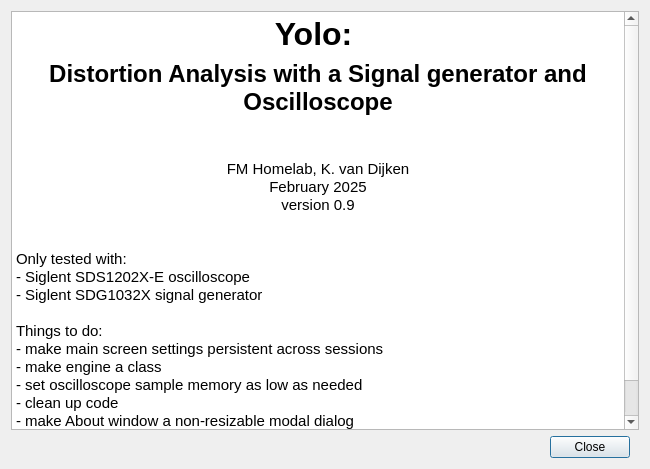
Qt form about.ui (kvdijken/yolo) before a commit.
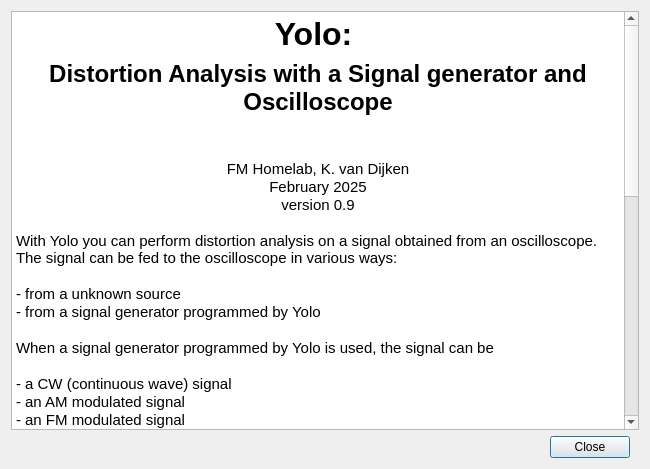
The same form after that commit.

Diff of the .ui file:
```diff
--- a/about.ui
+++ b/about.ui
@@ -65,19 +65,39 @@
 &lt;p align=&quot;center&quot; style=&quot; margin-top:0px; margin-bottom:0px; margin-left:0px; margin-right:0px; -qt-block-indent:0; text-indent:0px;&quot;&gt;February 2025&lt;/p&gt;
 &lt;p align=&quot;center&quot; style=&quot; margin-top:0px; margin-bottom:0px; margin-left:0px; margin-right:0px; -qt-block-indent:0; text-indent:0px;&quot;&gt;version 0.9&lt;/p&gt;
 &lt;p style=&quot;-qt-paragraph-type:empty; margin-top:0px; margin-bottom:0px; margin-left:0px; margin-right:0px; -qt-block-indent:0; text-indent:0px;&quot;&gt;&lt;br /&gt;&lt;/p&gt;
+&lt;p style=&quot; margin-top:0px; margin-bottom:0px; margin-left:0px; margin-right:0px; -qt-block-indent:0; text-indent:0px;&quot;&gt;With Yolo you can perform distortion analysis on a signal obtained from an oscilloscope. The signal can be fed to the oscilloscope in various ways:&lt;/p&gt;
+&lt;p style=&quot;-qt-paragraph-type:empty; margin-top:0px; margin-bottom:0px; margin-left:0px; margin-right:0px; -qt-block-indent:0; text-indent:0px;&quot;&gt;&lt;br /&gt;&lt;/p&gt;
+&lt;p style=&quot; margin-top:0px; margin-bottom:0px; margin-left:0px; margin-right:0px; -qt-block-indent:0; text-indent:0px;&quot;&gt;- from a unknown source&lt;/p&gt;
+&lt;p style=&quot; margin-top:0px; margin-bottom:0px; margin-left:0px; margin-right:0px; -qt-block-indent:0; text-indent:0px;&quot;&gt;- from a signal generator programmed by Yolo&lt;/p&gt;
+&lt;p style=&quot;-qt-paragraph-type:empty; margin-top:0px; margin-bottom:0px; margin-left:0px; margin-right:0px; -qt-block-indent:0; text-indent:0px;&quot;&gt;&lt;br /&gt;&lt;/p&gt;
+&lt;p style=&quot; margin-top:0px; margin-bottom:0px; margin-left:0px; margin-right:0px; -qt-block-indent:0; text-indent:0px;&quot;&gt;When a signal generator programmed by Yolo is used, the signal can be&lt;/p&gt;
+&lt;p style=&quot;-qt-paragraph-type:empty; margin-top:0px; margin-bottom:0px; margin-left:0px; margin-right:0px; -qt-block-indent:0; text-indent:0px;&quot;&gt;&lt;br /&gt;&lt;/p&gt;
+&lt;p style=&quot; margin-top:0px; margin-bottom:0px; margin-left:0px; margin-right:0px; -qt-block-indent:0; text-indent:0px;&quot;&gt;- a CW (continuous wave) signal&lt;/p&gt;
+&lt;p style=&quot; margin-top:0px; margin-bottom:0px; margin-left:0px; margin-right:0px; -qt-block-indent:0; text-indent:0px;&quot;&gt;- an AM modulated signal&lt;/p&gt;
+&lt;p style=&quot; margin-top:0px; margin-bottom:0px; margin-left:0px; margin-right:0px; -qt-block-indent:0; text-indent:0px;&quot;&gt;- an FM modulated signal&lt;/p&gt;
+&lt;p style=&quot;-qt-paragraph-type:empty; margin-top:0px; margin-bottom:0px; margin-left:0px; margin-right:0px; -qt-block-indent:0; text-indent:0px;&quot;&gt;&lt;br /&gt;&lt;/p&gt;
+&lt;p style=&quot; margin-top:0px; margin-bottom:0px; margin-left:0px; margin-right:0px; -qt-block-indent:0; text-indent:0px;&quot;&gt;For AM and FM modulated signals the signal from the signal generator has to be fed to a demodulator whose output is connected to the input of the oscilloscope.&lt;/p&gt;
+&lt;p style=&quot;-qt-paragraph-type:empty; margin-top:0px; margin-bottom:0px; margin-left:0px; margin-right:0px; -qt-block-indent:0; text-indent:0px;&quot;&gt;&lt;br /&gt;&lt;/p&gt;
+&lt;p style=&quot; margin-top:0px; margin-bottom:0px; margin-left:0px; margin-right:0px; -qt-block-indent:0; text-indent:0px;&quot;&gt;For any type of signal (CW, AM modulated, FM modulated) a frequency sweep can be programmed from Yolo. This allows the THD to be analysed over a frequency range. For a CW signal, the CW frequency will be swept. For AM and FM modulated signals the modulation frequency will be swept.&lt;/p&gt;
+&lt;p style=&quot;-qt-paragraph-type:empty; margin-top:0px; margin-bottom:0px; margin-left:0px; margin-right:0px; -qt-block-indent:0; text-indent:0px;&quot;&gt;&lt;br /&gt;&lt;/p&gt;
+&lt;p style=&quot; margin-top:0px; margin-bottom:0px; margin-left:0px; margin-right:0px; -qt-block-indent:0; text-indent:0px;&quot;&gt;For AM and FM modulated signals, the carrier frequency and amplitude can be set. For AM the modulation depth can be set. For FM modulation the frequency deviation can be set.&lt;/p&gt;
+&lt;p style=&quot;-qt-paragraph-type:empty; margin-top:0px; margin-bottom:0px; margin-left:0px; margin-right:0px; -qt-block-indent:0; text-indent:0px;&quot;&gt;&lt;br /&gt;&lt;/p&gt;
+&lt;p style=&quot; margin-top:0px; margin-bottom:0px; margin-left:0px; margin-right:0px; -qt-block-indent:0; text-indent:0px;&quot;&gt;For THD analysis you can set the number of harmonics to take into account, as well as the minimum signal level of harmonics. Also you can average THD calculation over a number of samples.&lt;/p&gt;
+&lt;p style=&quot;-qt-paragraph-type:empty; margin-top:0px; margin-bottom:0px; margin-left:0px; margin-right:0px; -qt-block-indent:0; text-indent:0px;&quot;&gt;&lt;br /&gt;&lt;/p&gt;
+&lt;p style=&quot; margin-top:0px; margin-bottom:0px; margin-left:0px; margin-right:0px; -qt-block-indent:0; text-indent:0px;&quot;&gt;Yolo proves several views of the provided waveform. &lt;/p&gt;
+&lt;p style=&quot; margin-top:0px; margin-bottom:0px; margin-left:0px; margin-right:0px; -qt-block-indent:0; text-indent:0px;&quot;&gt;- a plot of the full waveform&lt;/p&gt;
+&lt;p style=&quot; margin-top:0px; margin-bottom:0px; margin-left:0px; margin-right:0px; -qt-block-indent:0; text-indent:0px;&quot;&gt;- a 2-period plot of the wave&lt;/p&gt;
+&lt;p style=&quot; margin-top:0px; margin-bottom:0px; margin-left:0px; margin-right:0px; -qt-block-indent:0; text-indent:0px;&quot;&gt;- a FFT plot of the full wave&lt;/p&gt;
+&lt;p style=&quot; margin-top:0px; margin-bottom:0px; margin-left:0px; margin-right:0px; -qt-block-indent:0; text-indent:0px;&quot;&gt;- a display of THD, s&lt;span style=&quot; vertical-align:sub;&quot;&gt;0&lt;/span&gt; and s&lt;span style=&quot; vertical-align:sub;&quot;&gt;1&lt;/span&gt; (in fixed mode)&lt;/p&gt;
+&lt;p style=&quot; margin-top:0px; margin-bottom:0px; margin-left:0px; margin-right:0px; -qt-block-indent:0; text-indent:0px;&quot;&gt;- a plot of THD and s&lt;span style=&quot; vertical-align:sub;&quot;&gt;0&lt;/span&gt; versus frequency (in swept mode)&lt;/p&gt;
+&lt;p style=&quot; margin-top:0px; margin-bottom:0px; margin-left:0px; margin-right:0px; -qt-block-indent:0; text-indent:0px;&quot;&gt;&lt;span style=&quot; vertical-align:super;&quot;&gt; &lt;/span&gt;&lt;/p&gt;
+&lt;p style=&quot; margin-top:0px; margin-bottom:0px; margin-left:0px; margin-right:0px; -qt-block-indent:0; text-indent:0px;&quot;&gt;Sources on github: https://github.com/kvdijken/yolo&lt;/p&gt;
 &lt;p style=&quot;-qt-paragraph-type:empty; margin-top:0px; margin-bottom:0px; margin-left:0px; margin-right:0px; -qt-block-indent:0; text-indent:0px;&quot;&gt;&lt;br /&gt;&lt;/p&gt;
 &lt;p style=&quot; margin-top:0px; margin-bottom:0px; margin-left:0px; margin-right:0px; -qt-block-indent:0; text-indent:0px;&quot;&gt;Only tested with:&lt;/p&gt;
 &lt;p style=&quot; margin-top:0px; margin-bottom:0px; margin-left:0px; margin-right:0px; -qt-block-indent:0; text-indent:0px;&quot;&gt;- Siglent SDS1202X-E oscilloscope&lt;/p&gt;
 &lt;p style=&quot; margin-top:0px; margin-bottom:0px; margin-left:0px; margin-right:0px; -qt-block-indent:0; text-indent:0px;&quot;&gt;- Siglent SDG1032X signal generator&lt;/p&gt;
 &lt;p style=&quot;-qt-paragraph-type:empty; margin-top:0px; margin-bottom:0px; margin-left:0px; margin-right:0px; -qt-block-indent:0; text-indent:0px;&quot;&gt;&lt;br /&gt;&lt;/p&gt;
-&lt;p style=&quot; margin-top:0px; margin-bottom:0px; margin-left:0px; margin-right:0px; -qt-block-indent:0; text-indent:0px;&quot;&gt;Things to do:&lt;/p&gt;
-&lt;p style=&quot; margin-top:0px; margin-bottom:0px; margin-left:0px; margin-right:0px; -qt-block-indent:0; text-indent:0px;&quot;&gt;- make main screen settings persistent across sessions&lt;/p&gt;
-&lt;p style=&quot; margin-top:0px; margin-bottom:0px; margin-left:0px; margin-right:0px; -qt-block-indent:0; text-indent:0px;&quot;&gt;- make engine a class&lt;/p&gt;
-&lt;p style=&quot; margin-top:0px; margin-bottom:0px; margin-left:0px; margin-right:0px; -qt-block-indent:0; text-indent:0px;&quot;&gt;- set oscilloscope sample memory as low as needed&lt;/p&gt;
-&lt;p style=&quot; margin-top:0px; margin-bottom:0px; margin-left:0px; margin-right:0px; -qt-block-indent:0; text-indent:0px;&quot;&gt;- clean up code&lt;/p&gt;
-&lt;p style=&quot; margin-top:0px; margin-bottom:0px; margin-left:0px; margin-right:0px; -qt-block-indent:0; text-indent:0px;&quot;&gt;- make About window a non-resizable modal dialog&lt;/p&gt;
-&lt;p style=&quot;-qt-paragraph-type:empty; margin-top:0px; margin-bottom:0px; margin-left:0px; margin-right:0px; -qt-block-indent:0; text-indent:0px;&quot;&gt;&lt;br /&gt;&lt;/p&gt;
-&lt;p align=&quot;center&quot; style=&quot;-qt-paragraph-type:empty; margin-top:0px; margin-bottom:0px; margin-left:0px; margin-right:0px; -qt-block-indent:0; text-indent:0px;&quot;&gt;&lt;br /&gt;&lt;/p&gt;&lt;/body&gt;&lt;/html&gt;</string>
+&lt;p style=&quot;-qt-paragraph-type:empty; margin-top:0px; margin-bottom:0px; margin-left:0px; margin-right:0px; -qt-block-indent:0; text-indent:0px;&quot;&gt;&lt;br /&gt;&lt;/p&gt;&lt;/body&gt;&lt;/html&gt;</string>
      </property>
     </widget>
    </item>
```
Left out of the diff: 59 changed lines with no effect on the pictures.
